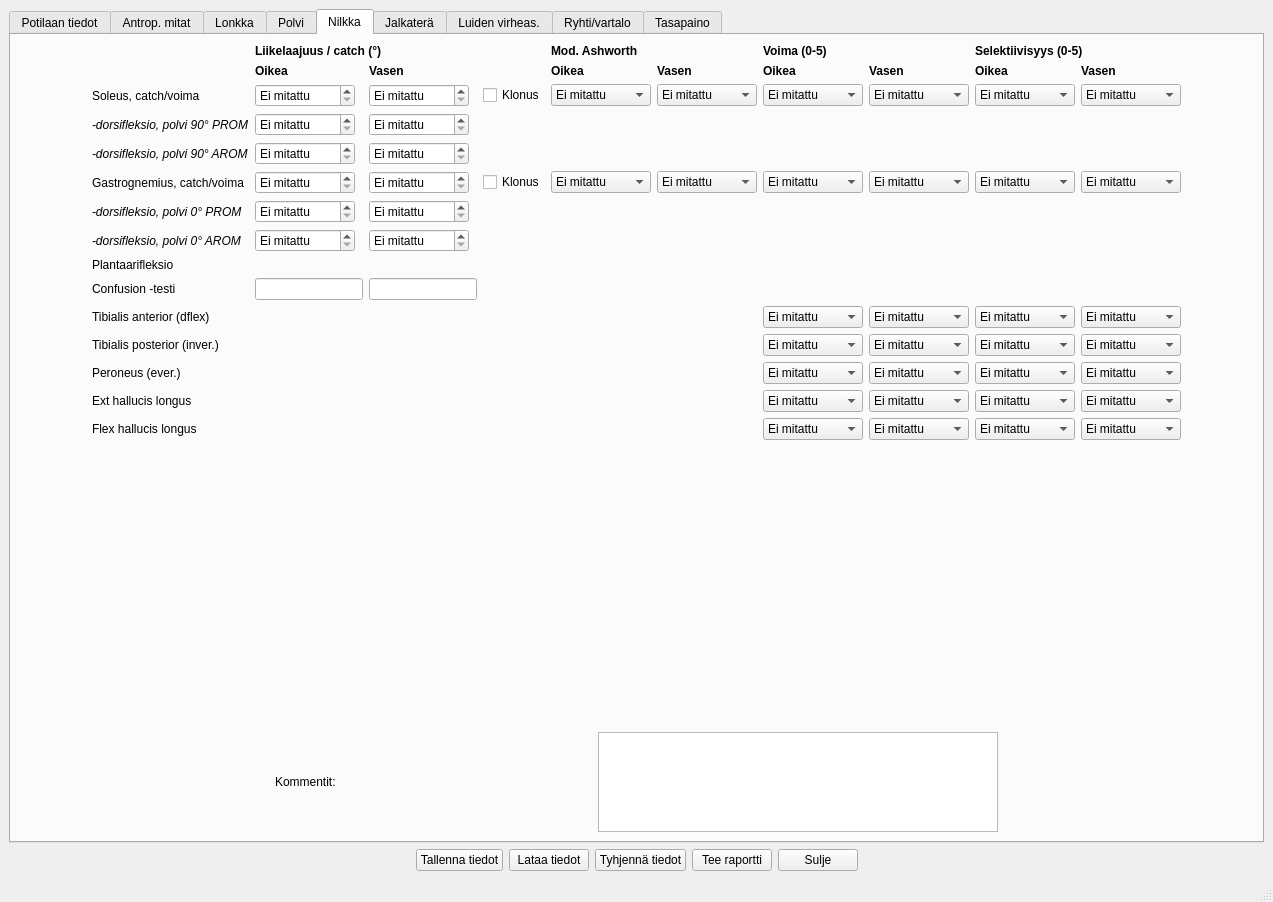
The window that tabbed_design.ui (jjnurminen/liikelaaj) describes before a commit, drawn with Qt 5.
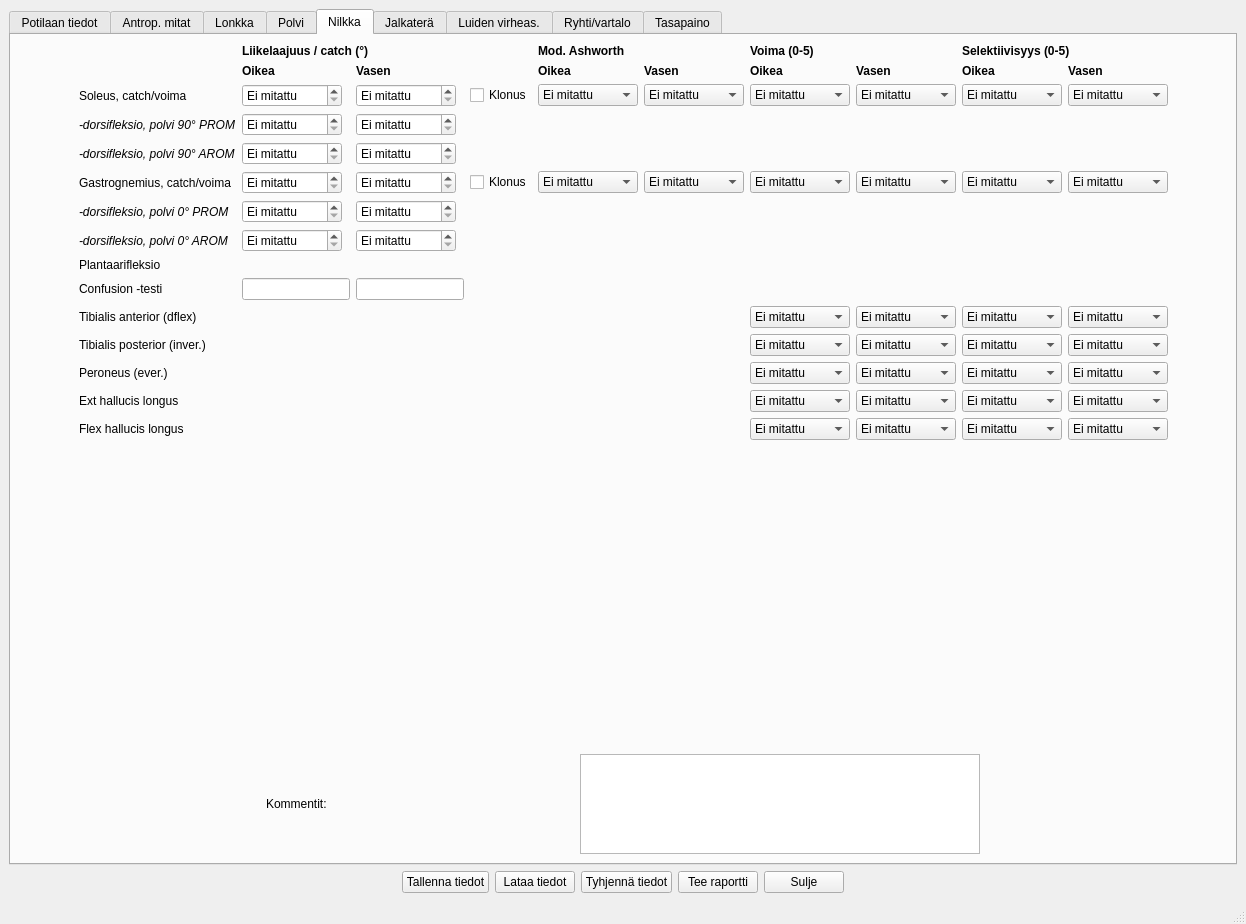
The same window after the commit. The open tabs and pages were chosen to show the change. Custom widgets are drawn as their Qt base class.

```diff
--- a/tabbed_design.ui
+++ b/tabbed_design.ui
@@ -6,8 +6,8 @@
    <rect>
     <x>0</x>
     <y>0</y>
-    <width>1273</width>
-    <height>902</height>
+    <width>1246</width>
+    <height>924</height>
    </rect>
   </property>
   <property name="windowTitle">
@@ -7013,42 +7013,6 @@
            </widget>
           </item>
           <item row="19" column="11">
-           <widget class="QComboBox" name="cbNilkkaFlexHallucisLongusSelVas_2">
-            <property name="sizePolicy">
-             <sizepolicy hsizetype="Fixed" vsizetype="Fixed">
-              <horstretch>0</horstretch>
-              <verstretch>0</verstretch>
-             </sizepolicy>
-            </property>
-            <property name="minimumSize">
-             <size>
-              <width>100</width>
-              <height>0</height>
-             </size>
-            </property>
-            <item>
-             <property name="text">
-              <string>Ei mitattu</string>
-             </property>
-            </item>
-            <item>
-             <property name="text">
-              <string>0</string>
-             </property>
-            </item>
-            <item>
-             <property name="text">
-              <string>1</string>
-             </property>
-            </item>
-            <item>
-             <property name="text">
-              <string>2</string>
-             </property>
-            </item>
-           </widget>
-          </item>
-          <item row="19" column="10">
            <widget class="QComboBox" name="cbNilkkaFlexHallucisLongusSelVas">
             <property name="sizePolicy">
              <sizepolicy hsizetype="Fixed" vsizetype="Fixed">
@@ -7084,6 +7048,42 @@
             </item>
            </widget>
           </item>
+          <item row="19" column="10">
+           <widget class="QComboBox" name="cbNilkkaFlexHallucisLongusSelOik">
+            <property name="sizePolicy">
+             <sizepolicy hsizetype="Fixed" vsizetype="Fixed">
+              <horstretch>0</horstretch>
+              <verstretch>0</verstretch>
+             </sizepolicy>
+            </property>
+            <property name="minimumSize">
+             <size>
+              <width>100</width>
+              <height>0</height>
+             </size>
+            </property>
+            <item>
+             <property name="text">
+              <string>Ei mitattu</string>
+             </property>
+            </item>
+            <item>
+             <property name="text">
+              <string>0</string>
+             </property>
+            </item>
+            <item>
+             <property name="text">
+              <string>1</string>
+             </property>
+            </item>
+            <item>
+             <property name="text">
+              <string>2</string>
+             </property>
+            </item>
+           </widget>
+          </item>
           <item row="1" column="5" colspan="2">
            <widget class="QLabel" name="label_232">
             <property name="font">
```
Left out of the diff: 18 changed lines with no effect on the pictures.
